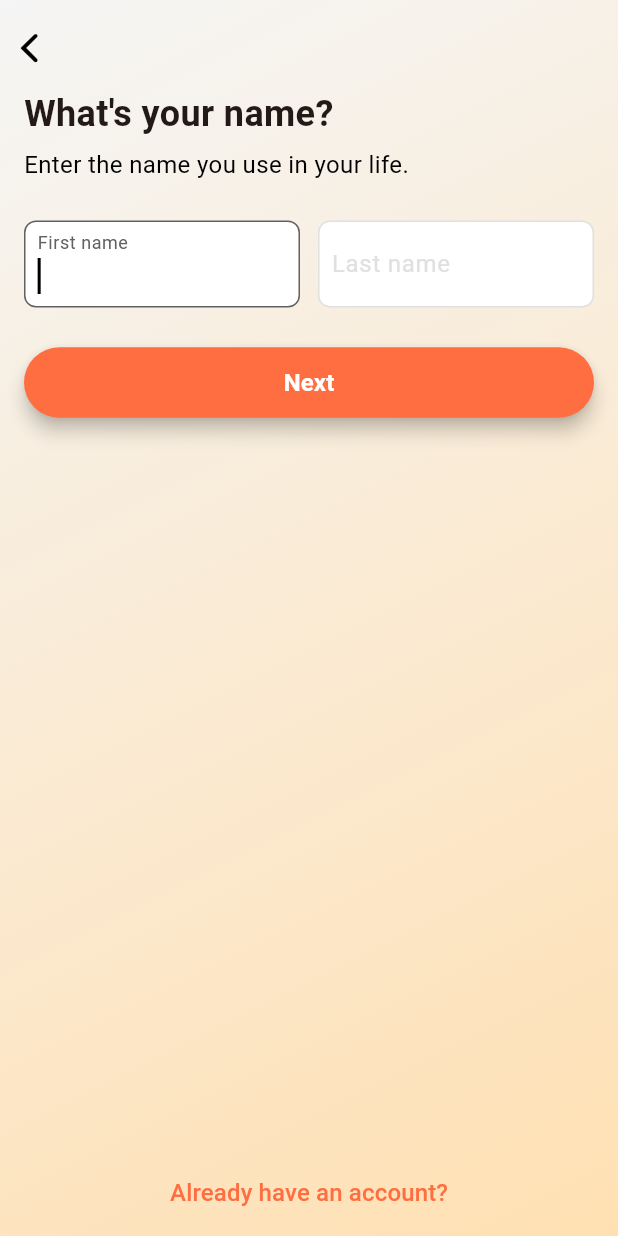
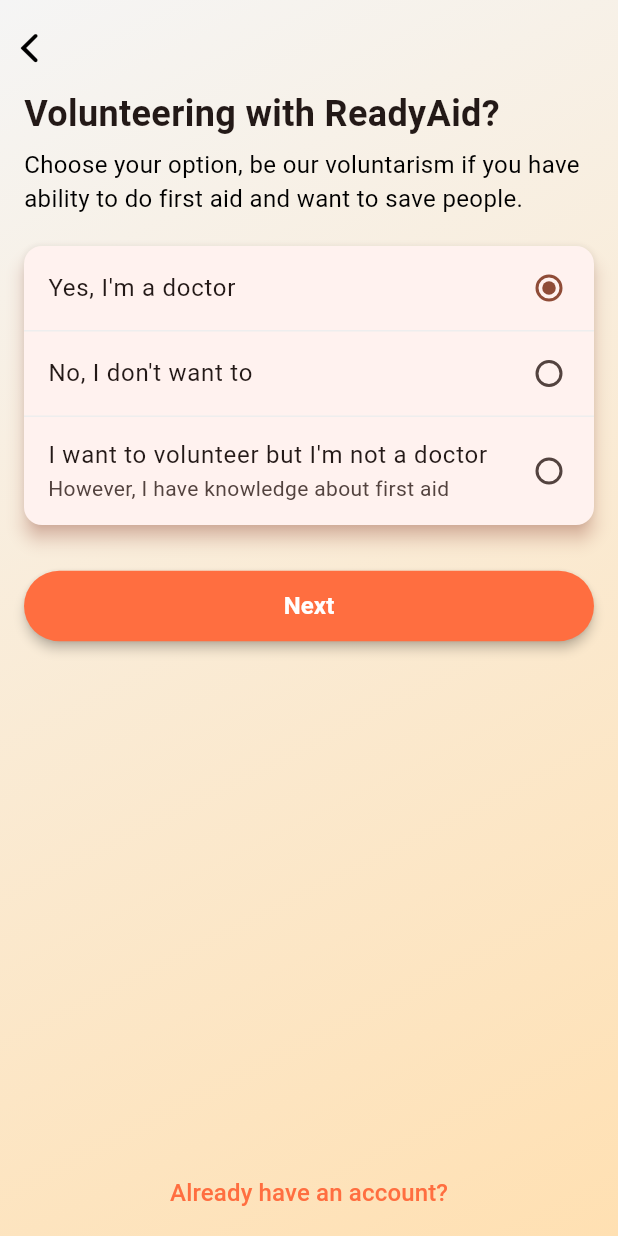
Before and after one commit to HungBacktracking/GDSC_2024, a Flutter app: the NameInputRegister screen opened directly, after a tap on "Next", on a phone screen of 412 x 824 dp. Run offline on Flutter 3.47's test engine with Material 3 defaults, Android fonts, the phone set to English and light mode, and no system bars; our stand-ins replace firebase_core, gap, nb_utils, pinput; accounts and stored records are empty.

Commit message:
ui: finish volunteer register

```diff
--- a/client/lib/ui/name_input_register.dart
+++ b/client/lib/ui/name_input_register.dart
@@ -7,6 +7,8 @@
 import 'package:flutter/material.dart';
 import 'package:flutter/services.dart';
 import 'package:gap/gap.dart';
+
+import 'volunteer_register.dart';
 
 class NameInputRegister extends StatefulWidget {
   const NameInputRegister({super.key});
@@ -68,11 +70,11 @@
   }
 
   onSubmitPhone(BuildContext context) {
-    // Navigator.of(context).pushReplacement(
-      // MaterialPageRoute(
-      //   builder: (context) => PinAuthenticationLogin(phoneNumber: _phoneController.text),
-      // ),
-    // );
+    Navigator.of(context).push(
+      MaterialPageRoute(
+        builder: (context) => VolunteerRegister(),
+      ),
+    );
   }
 
   @override
--- /dev/null
+++ b/client/lib/ui/volunteer_register.dart
@@ -0,0 +1,179 @@
+import 'package:flutter/cupertino.dart';
+import 'package:flutter/material.dart';
+import 'package:flutter/services.dart';
+import 'package:gap/gap.dart';
+
+import '../utils/strings.dart';
+import '../utils/styles.dart';
+import '../utils/themes.dart';
+import '../widgets/custom_filled_button.dart';
+import 'home_screen.dart';
+
+
+class VolunteerRegister extends StatefulWidget {
+  const VolunteerRegister({super.key});
+
+  @override
+  State<VolunteerRegister> createState() => VolunteerRegisterState();
+}
+
+class VolunteerRegisterState extends State<VolunteerRegister> {
+  int? option = 0; // Default or saved user choice
+
+  void handleSubmit(BuildContext context) {
+    Navigator.of(context).pushReplacement(
+      MaterialPageRoute(
+        builder: (context) {
+          return const HomeScreen();
+        },
+      ),
+    );
+  }
+
+  @override
+  Widget build(BuildContext context) {
+    final Size screen_size = MediaQuery.of(context).size;
+    SystemChrome.setSystemUIOverlayStyle(
+      const SystemUiOverlayStyle(
+        statusBarColor: Colors.transparent,
+        statusBarIconBrightness: Brightness.dark,
+      ),
+    );
+
+    return Scaffold(
+      resizeToAvoidBottomInset: false,
+      body: Container(
+        height: screen_size.height,
+        width: screen_size.width,
+        decoration: BoxDecoration(
+          gradient: LinearGradient(
+              begin: Alignment.topLeft,
+              end: Alignment.bottomRight,
+              colors: MyTheme.defaultGradientColors
+            // colors: MyTheme.orangeGiftGradientColors,
+          ),
+        ),
+        child: SafeArea(
+          child: Container(
+            color: Colors.transparent,
+            height: screen_size.height,
+            width: screen_size.width,
+            child: Column(
+              crossAxisAlignment: CrossAxisAlignment.start,
+              children: <Widget>[
+                const Padding(
+                  padding: EdgeInsets.only(left: 0, top: 10),
+                  child: Align(
+                    alignment: Alignment.topLeft,
+                    child: CupertinoNavigationBarBackButton(
+                      color: Colors.black,
+                    ),
+                  ),
+                ),
+                const Padding(
+                  padding: EdgeInsets.only(left: 16, right: 16, top: 5),
+                  child: Align(
+                    alignment: Alignment.topLeft,
+                    child: Text(
+                      MyStrings.volunteer_register_title,
+                      style: MyStyles.headerTextStyle,
+                    ),
+                  ),
+                ),
+                const Padding(
+                  padding: EdgeInsets.only(left: 16, right: 16, top: 5),
+                  child: Align(
+                    alignment: Alignment.topLeft,
+                    child: Text(
+                      MyStrings.volunteer_register_guide,
+                      style: MyStyles.blackTinyTextStyle,
+                    ),
+                  ),
+                ),
+                Gap(20),
+                Card(
+                  borderOnForeground: true,
+                  shadowColor: Colors.deepOrange[200],
+                  surfaceTintColor: Colors.white,
+                  margin: EdgeInsets.only(left: 16, right: 16),
+                  elevation: 5,
+                  child: Column(
+                    children: [
+                      RadioListTile<int>(
+                        contentPadding: EdgeInsets.only(left: 16, right: 10),
+                        controlAffinity: ListTileControlAffinity.trailing,
+                        title: const Text(MyStrings.volunteer_register_option_1),
+                        value: 0,
+                        groupValue: option,
+                        onChanged: (int? value) {
+                          setState(() {
+                            option = value;
+                          });
+                        },
+                      ),
+                      Divider(
+                        height: 1,
+                        color: Colors.grey[200],
+                      ),
+                      RadioListTile<int>(
+                        contentPadding: EdgeInsets.only(left: 16, right: 10),
+                        controlAffinity: ListTileControlAffinity.trailing,
+                        title: const Text(MyStrings.volunteer_register_option_2),
+                        value: 1,
+                        groupValue: option,
+                        onChanged: (int? value) {
+                          setState(() {
+                            option = value;
+                          });
+                        },
+                      ),
+                      Divider(
+                        height: 1,
+                        color: Colors.grey[200],
+                      ),
+                      RadioListTile<int>(
+                        contentPadding: EdgeInsets.only(left: 16, right: 10),
+                        controlAffinity: ListTileControlAffinity.trailing,
+                        title: const Text(MyStrings.volunteer_register_option_3),
+                        subtitle: const Text(MyStrings.volunteer_register_option_3_),
+                        value: 2,
+                        groupValue: option,
+                        onChanged: (int? value) {
+                          setState(() {
+                            option = value;
+                          });
+                        },
+                      ),
+                    ],
+                  ),
+                ),
+                Gap(30),
+                Container(
+                  margin: const EdgeInsets.only(left: 16, right: 16),
+                  child: CustomFilledButton(
+                    label: "Next",
+                    onPressed: () => handleSubmit(context),
+                  ),
+                ),
+                const Spacer(),
+                Padding(
+                  padding: const EdgeInsets.only(left: 16, right: 16, bottom: 5),
+                  child: Align(
+                    alignment: Alignment.center,
+                    child: TextButton(
+                      onPressed: () {},
+                      child: const Text(
+                        MyStrings.already_have_account,
+                        style: TextStyle(fontSize: 16, color: Colors.deepOrangeAccent),
+                      ),
+                    ),
+                  ),
+                ),
+              ],
+            ),
+          ),
+        ),
+      ),
+    );
+  }
+}
--- a/client/lib/utils/strings.dart
+++ b/client/lib/utils/strings.dart
@@ -10,6 +10,10 @@
   static const String pin_authentication_guide = "To confirm your account, enter the 5-digit code we send to +84 97 110 5539.";
   static const String name_input_register_title = "What's your name?";
   static const String name_input_register_guide = "Enter the name you use in your life.";
-
-
+  static const String volunteer_register_title = "Volunteering with ReadyAid?";
+  static const String volunteer_register_guide = "Choose your option, be our voluntarism if you have ability to do first aid and want to save people.";
+  static const String volunteer_register_option_1 = "Yes, I'm a doctor";
+  static const String volunteer_register_option_2 = "No, I don't want to";
+  static const String volunteer_register_option_3 = "I want to volunteer but I\'m not a doctor";
+  static const String volunteer_register_option_3_ = "However, I have knowledge about first aid";
 }
--- a/client/lib/widgets/custom_filled_button.dart
+++ b/client/lib/widgets/custom_filled_button.dart
@@ -20,7 +20,7 @@
       child: FilledButton(
         onPressed: onPressed,
         style: FilledButton.styleFrom(
-          elevation: 5,
+          elevation: 3,
           backgroundColor: Colors.deepOrangeAccent,
           padding: EdgeInsets.symmetric(vertical: 12),
         ),
```
Also changed, not shown: client/pubspec.lock.
